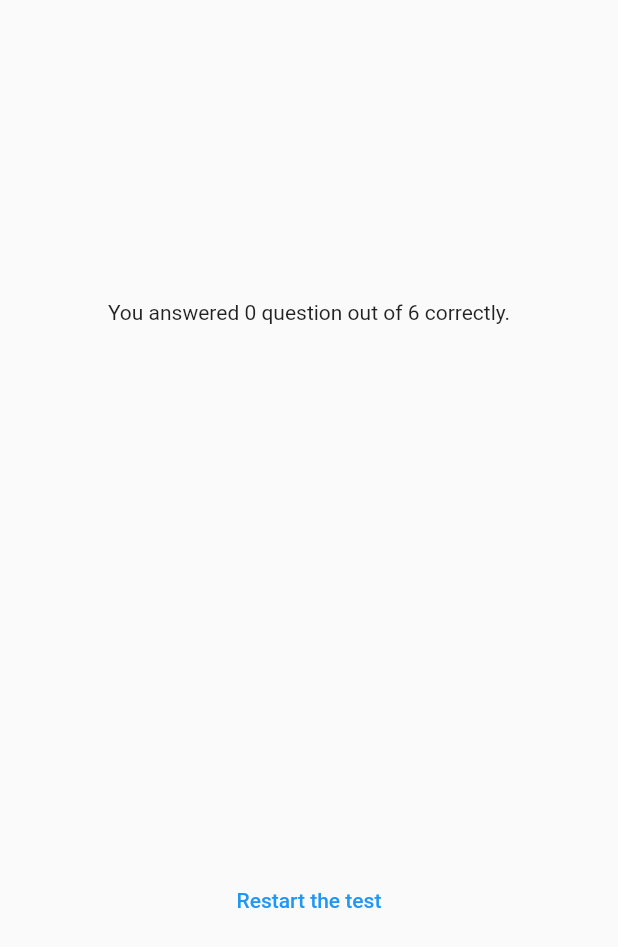
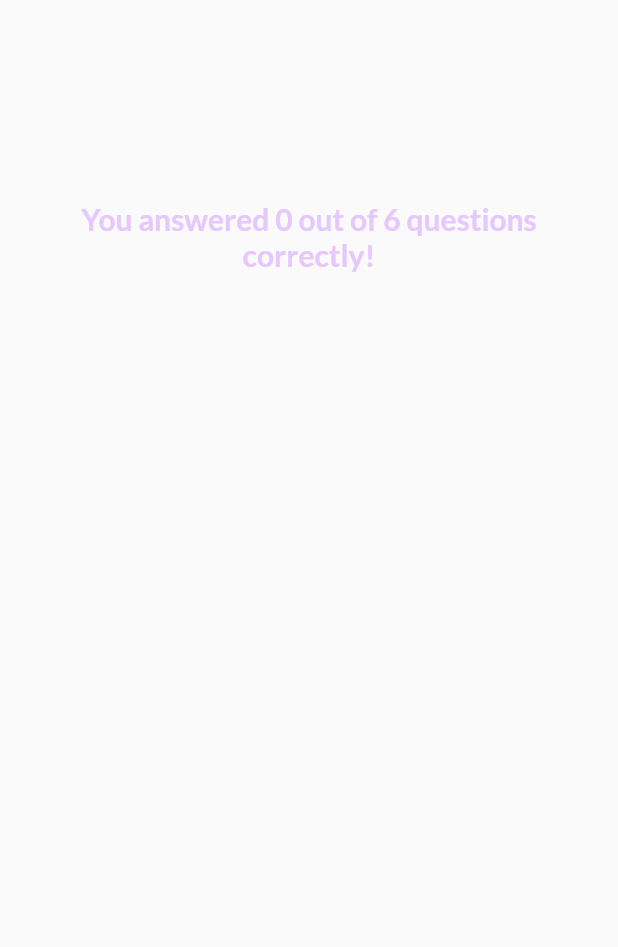
Before and after one commit to seamoonpandey/fluttering-with-you, a Flutter app: the ResultsScreen widget shown alone on an empty page, opened directly with empty values, on a phone screen of 412 x 824 dp. Shown: the top 947 px of the screen. Run offline on Flutter 3.47's test engine with Material 2 defaults, Android fonts, the phone set to English and light mode, and no system bars; our stand-ins replace google_fonts.

Commit message:
complete app

```diff
--- /dev/null
+++ b/lib/question_summary/questions_summary.dart
@@ -0,0 +1,25 @@
+import 'package:flutter/material.dart';
+
+import 'package:flutter_quiz_app/question_summary/summary_item.dart';
+
+class QuestionsSummary extends StatelessWidget {
+  const QuestionsSummary(this.summaryData, {super.key});
+
+  final List<Map<String, Object>> summaryData;
+
+  @override
+  Widget build(BuildContext context) {
+    return SizedBox(
+      height: 400,
+      child: SingleChildScrollView(
+        child: Column(
+          children: summaryData.map(
+            (data) {
+              return SummaryItem(data);
+            },
+          ).toList(),
+        ),
+      ),
+    );
+  }
+}
--- a/lib/questions_summary.dart
+++ /dev/null
@@ -1,37 +0,0 @@
-import 'package:flutter/material.dart';
-
-class QuestionsSummary extends StatelessWidget {
-  const QuestionsSummary(this.summaryData, {super.key});
-
-  final List<Map<String, Object>> summaryData;
-
-  @override
-  Widget build(BuildContext context) {
-    return SizedBox(
-      height: 300,
-      child: SingleChildScrollView(
-        child: Column(
-          children: summaryData.map((data) {
-            return Row(
-              children: [
-                Text("${(data['question_index'] as int) + 1}"),
-                Expanded(
-                  child: Column(
-                    children: [
-                      Text(data['question'] as String),
-                      const SizedBox(
-                        height: 5,
-                      ),
-                      Text(data['user_answer'] as String),
-                      Text(data['correct_answer'] as String)
-                    ],
-                  ),
-                )
-              ],
-            );
-          }).toList(),
-        ),
-      ),
-    );
-  }
-}
--- a/lib/results_screen.dart
+++ b/lib/results_screen.dart
@@ -1,10 +1,17 @@
 import 'package:flutter/material.dart';
+
 import 'package:flutter_quiz_app/data/questions.dart';
-import 'package:flutter_quiz_app/questions_summary.dart';
+import 'package:flutter_quiz_app/question_summary/questions_summary.dart';
+import 'package:google_fonts/google_fonts.dart';
 
 class ResultsScreen extends StatelessWidget {
-  const ResultsScreen({required this.chosenAnswers, super.key});
+  const ResultsScreen({
+    super.key,
+    required this.chosenAnswers,
+    required this.onRestart,
+  });
 
+  final void Function() onRestart;
   final List<String> chosenAnswers;
 
   List<Map<String, Object>> getSummaryData() {
@@ -16,7 +23,7 @@ class ResultsScreen extends StatelessWidget {
           'question_index': i,
           'question': questions[i].text,
           'correct_answer': questions[i].answers[0],
-          'user_answer': chosenAnswers[i],
+          'user_answer': chosenAnswers[i]
         },
       );
     }
@@ -33,14 +40,20 @@ class ResultsScreen extends StatelessWidget {
     }).length;
 
     return SizedBox(
+      width: double.infinity,
       child: Container(
-        width: double.infinity,
-        margin: const EdgeInsets.symmetric(horizontal: 40, vertical: 10),
+        margin: const EdgeInsets.all(40),
         child: Column(
           mainAxisAlignment: MainAxisAlignment.center,
           children: [
             Text(
-              'You answered ${numCorrectQuestions.toString()} question out of ${numTotalQuestions.toString()} correctly.',
+              'You answered $numCorrectQuestions out of $numTotalQuestions questions correctly!',
+              style: GoogleFonts.lato(
+                color: const Color.fromARGB(255, 230, 200, 253),
+                fontSize: 20,
+                fontWeight: FontWeight.bold,
+              ),
+              textAlign: TextAlign.center,
             ),
             const SizedBox(
               height: 30,
@@ -49,9 +62,13 @@ class ResultsScreen extends StatelessWidget {
             const SizedBox(
               height: 30,
             ),
-            TextButton(
-              onPressed: () {},
-              child: const Text('Restart the test'),
+            TextButton.icon(
+              onPressed: onRestart,
+              style: TextButton.styleFrom(
+                foregroundColor: Colors.white,
+              ),
+              icon: const Icon(Icons.refresh),
+              label: const Text('Restart Quiz!'),
             )
           ],
         ),
```
Also changed, not shown: lib/question_summary/question_identifier.dart (added, +35 -0 lines), lib/question_summary/summary_item.dart (added, +57 -0 lines), lib/quiz.dart (+25 -15 lines).
